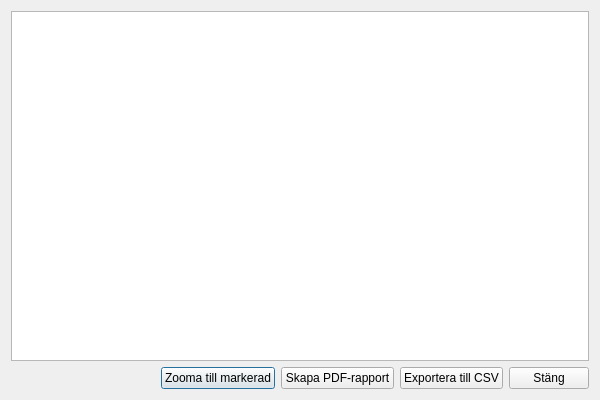
Above: reneW/results_dialog.ui from d3dm3m/reneW before the change. Below: the same form after it.
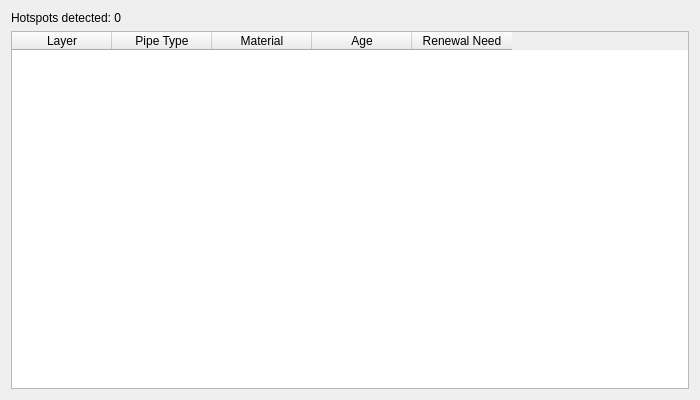
That is the form after the change.

Commit message: Fix: Full QGIS API compatibility and UI/UX polish.

```diff
--- a/reneW/results_dialog.ui
+++ b/reneW/results_dialog.ui
@@ -6,7 +6,7 @@
    <rect>
     <x>0</x>
     <y>0</y>
-    <width>600</width>
+    <width>700</width>
     <height>400</height>
    </rect>
   </property>
@@ -15,65 +15,40 @@
   </property>
   <layout class="QVBoxLayout" name="verticalLayout">
    <item>
-    <widget class="QTableWidget" name="mTableWidget">
-     <property name="editTriggers">
-      <set>QAbstractItemView::NoEditTriggers</set>
-     </property>
-     <property name="selectionMode">
-      <enum>QAbstractItemView::SingleSelection</enum>
-     </property>
-     <property name="selectionBehavior">
-      <enum>QAbstractItemView::SelectRows</enum>
-     </property>
-     <property name="sortingEnabled">
-      <bool>true</bool>
+    <widget class="QLabel" name="hotspotLabel">
+     <property name="text">
+      <string>Hotspots detected: 0</string>
      </property>
     </widget>
    </item>
    <item>
-    <layout class="QHBoxLayout" name="horizontalLayout">
-     <item>
-      <spacer name="horizontalSpacer">
-       <property name="orientation">
-        <enum>Qt::Horizontal</enum>
-       </property>
-       <property name="sizeHint" stdset="0">
-        <size>
-         <width>40</width>
-         <height>20</height>
-        </size>
-       </property>
-      </spacer>
-     </item>
-     <item>
-      <widget class="QPushButton" name="mBtnZoomTo">
-       <property name="text">
-        <string>Zooma till markerad</string>
-       </property>
-      </widget>
-     </item>
-     <item>
-      <widget class="QPushButton" name="mBtnExportPdf">
-       <property name="text">
-        <string>Skapa PDF-rapport</string>
-       </property>
-      </widget>
-     </item>
-     <item>
-      <widget class="QPushButton" name="mBtnExport">
-       <property name="text">
-        <string>Exportera till CSV</string>
-       </property>
-      </widget>
-     </item>
-     <item>
-      <widget class="QPushButton" name="mBtnClose">
-       <property name="text">
-        <string>Stäng</string>
-       </property>
-      </widget>
-     </item>
-    </layout>
+    <widget class="QTableWidget" name="resultsTable">
+     <column>
+      <property name="text">
+       <string>Layer</string>
+      </property>
+     </column>
+     <column>
+      <property name="text">
+       <string>Pipe Type</string>
+      </property>
+     </column>
+     <column>
+      <property name="text">
+       <string>Material</string>
+      </property>
+     </column>
+     <column>
+      <property name="text">
+       <string>Age</string>
+      </property>
+     </column>
+     <column>
+      <property name="text">
+       <string>Renewal Need</string>
+      </property>
+     </column>
+    </widget>
    </item>
   </layout>
  </widget>
```
Left out of the diff: 25 changed lines with no effect on the pictures. The commit also changes 2 other files.
